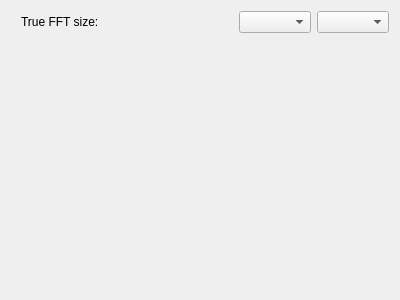
The window that src/widgets/spectrogram_ui.ui (KDE/kdenlive) describes before a commit, drawn with Qt 5.
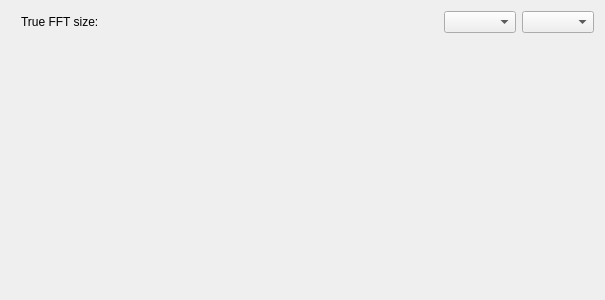
The same window after the commit.

Commit message: Spectrogram: * Minimum and maximum dB can be chosen with vertical dragging * Maximum frequency can be adjusted with horizontal dragging * HUD showing frequency and frame number at mouse position * Only add a new line if there is actually new data available (i.e. not on dB adustments and such)

The edit to the form file:
```diff
--- a/src/widgets/spectrogram_ui.ui
+++ b/src/widgets/spectrogram_ui.ui
@@ -6,7 +6,7 @@
    <rect>
     <x>0</x>
     <y>0</y>
-    <width>400</width>
+    <width>605</width>
     <height>300</height>
    </rect>
   </property>
@@ -33,19 +33,6 @@
      </property>
     </spacer>
    </item>
-   <item row="0" column="3">
-    <spacer name="horizontalSpacer">
-     <property name="orientation">
-      <enum>Qt::Horizontal</enum>
-     </property>
-     <property name="sizeHint" stdset="0">
-      <size>
-       <width>40</width>
-       <height>20</height>
-      </size>
-     </property>
-    </spacer>
-   </item>
    <item row="0" column="0">
     <spacer name="horizontalSpacer_2">
      <property name="orientation">
@@ -76,6 +63,19 @@
      </property>
     </widget>
    </item>
+   <item row="0" column="3">
+    <spacer name="horizontalSpacer_3">
+     <property name="orientation">
+      <enum>Qt::Horizontal</enum>
+     </property>
+     <property name="sizeHint" stdset="0">
+      <size>
+       <width>40</width>
+       <height>20</height>
+      </size>
+     </property>
+    </spacer>
+   </item>
   </layout>
  </widget>
  <resources/>
```
Left out of the diff: 2 changed lines with no effect on the pictures. The commit also changes 4 other files.
